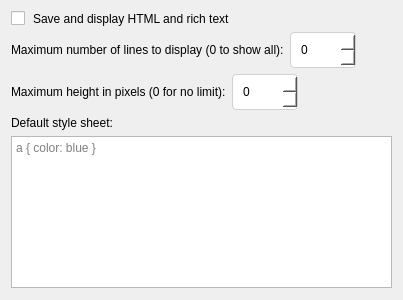
Before: the Qt Designer form plugins/itemtext/itemtextsettings.ui in ForgetiExistence/CopyQ, drawn with Qt 5.
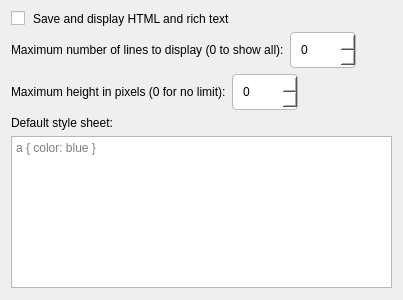
After: the same form once the commit is applied.

The edit to the form file:
```diff
--- a/plugins/itemtext/itemtextsettings.ui
+++ b/plugins/itemtext/itemtextsettings.ui
@@ -4,24 +4,24 @@
  <widget class="QWidget" name="ItemTextSettings">
   <property name="styleSheet">
    <string>
-QLineEdit, QComboBox, QSpinBox, QDoubleSpinBox { border-radius: 4px; border: 1px solid #D1D1D1; padding: 5px 8px; min-height: 24px; background: #FFFFFF; }
-QComboBox:focus, QLineEdit:focus, QSpinBox:focus, QDoubleSpinBox:focus { border: 1px solid #0078D4; }
-QPushButton { border-radius: 4px; padding: 5px 12px; min-height: 24px; border: 1px solid #E5E5E5; background: #FBFBFB; }
-QPushButton:hover { background: #F5F5F5; }
-QPushButton:pressed { background: #E5E5E5; }
-QPushButton:default { background: #0078D4; color: #FFFFFF; border: 1px solid #0078D4; }
-QPushButton:default:hover { background: #106EBE; }
+QLineEdit, QComboBox, QSpinBox, QDoubleSpinBox { border-radius: 4px; border: 1px solid palette(mid); padding: 5px 8px; min-height: 24px; background: palette(base); }
+QComboBox:focus, QLineEdit:focus, QSpinBox:focus, QDoubleSpinBox:focus { border: 1px solid palette(highlight); }
+QPushButton { border-radius: 4px; padding: 5px 12px; min-height: 24px; border: 1px solid palette(mid); background: palette(button); }
+QPushButton:hover { background: palette(alternate-base); }
+QPushButton:pressed { background: palette(mid); }
+QPushButton:default { background: palette(highlight); color: palette(highlighted-text); border: 1px solid palette(highlight); }
+QPushButton:default:hover { background: palette(highlight); }
 QCheckBox { spacing: 8px; }
-QGroupBox { border-radius: 8px; border: 1px solid #E5E5E5; margin-top: 12px; padding: 12px; background: #FFFFFF; }
+QGroupBox { border-radius: 8px; border: 1px solid palette(mid); margin-top: 12px; padding: 12px; background: palette(base); }
 QGroupBox::title { subcontrol-origin: margin; subcontrol-position: top left; padding: 0 8px; left: 12px; }
-QListWidget, QTreeWidget, QTableWidget { border-radius: 8px; border: 1px solid #E5E5E5; }
+QListWidget, QTreeWidget, QTableWidget { border-radius: 8px; border: 1px solid palette(mid); }
 QScrollBar:vertical { border: none; background: transparent; width: 8px; margin: 0; }
-QScrollBar::handle:vertical { background: #C0C0C0; border-radius: 4px; min-height: 24px; }
-QScrollBar::handle:vertical:hover { background: #A0A0A0; }
+QScrollBar::handle:vertical { background: palette(mid); border-radius: 4px; min-height: 24px; }
+QScrollBar::handle:vertical:hover { background: palette(mid); }
 QScrollBar::add-line:vertical, QScrollBar::sub-line:vertical { height: 0; }
 QScrollBar:horizontal { border: none; background: transparent; height: 8px; margin: 0; }
-QScrollBar::handle:horizontal { background: #C0C0C0; border-radius: 4px; min-width: 24px; }
-QScrollBar::handle:horizontal:hover { background: #A0A0A0; }
+QScrollBar::handle:horizontal { background: palette(mid); border-radius: 4px; min-width: 24px; }
+QScrollBar::handle:horizontal:hover { background: palette(mid); }
 QScrollBar::add-line:horizontal, QScrollBar::sub-line:horizontal { width: 0; }
    </string>
   </property>
```
